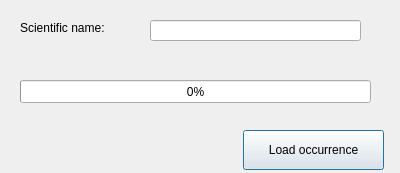
BelgianBiodiversityPlatform/qgis-gbif-api, file GBIFOccurrences/qgis_occurrences_dialog_base.ui: the form before one commit.
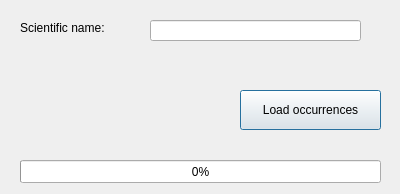
The form after the commit.

```diff
--- a/GBIFOccurrences/qgis_occurrences_dialog_base.ui
+++ b/GBIFOccurrences/qgis_occurrences_dialog_base.ui
@@ -7,7 +7,7 @@
     <x>0</x>
     <y>0</y>
     <width>400</width>
-    <height>173</height>
+    <height>194</height>
    </rect>
   </property>
   <property name="windowTitle">
@@ -40,8 +40,8 @@
    <property name="geometry">
     <rect>
      <x>20</x>
-     <y>80</y>
-     <width>351</width>
+     <y>160</y>
+     <width>361</width>
      <height>23</height>
     </rect>
    </property>
@@ -52,14 +52,33 @@
   <widget class="QPushButton" name="loadButton">
    <property name="geometry">
     <rect>
-     <x>243</x>
-     <y>130</y>
+     <x>240</x>
+     <y>90</y>
      <width>141</width>
      <height>40</height>
     </rect>
    </property>
    <property name="text">
-    <string>Load occurrence</string>
+    <string>Load occurrences</string>
+   </property>
+   <property name="shortcut">
+    <string>Return</string>
+   </property>
+   <property name="flat">
+    <bool>false</bool>
+   </property>
+  </widget>
+  <widget class="QLabel" name="loadingLabel">
+   <property name="geometry">
+    <rect>
+     <x>20</x>
+     <y>140</y>
+     <width>361</width>
+     <height>16</height>
+    </rect>
+   </property>
+   <property name="text">
+    <string/>
    </property>
   </widget>
  </widget>
```
